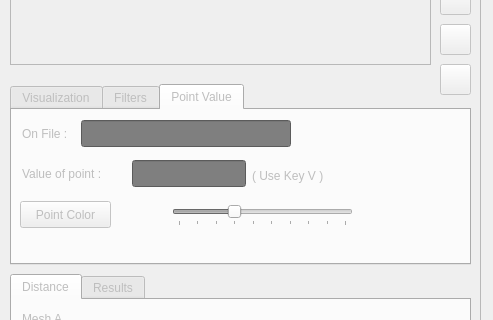
juliettepera/3DMetricTools, file 3DMeshMetric/meshMetricGui.ui: the form before one commit; both pictures show x 0 to 493 and y 145 to 465 of the 1020 by 674 pixel window.
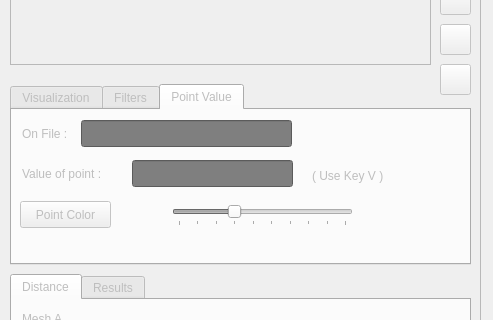
The form after the commit. The open tabs and pages were chosen to show the change. Custom widgets are drawn as their Qt base class.

Patch:
```diff
--- a/3DMeshMetric/meshMetricGui.ui
+++ b/3DMeshMetric/meshMetricGui.ui
@@ -916,7 +916,7 @@
        <rect>
         <x>120</x>
         <y>50</y>
-        <width>114</width>
+        <width>161</width>
         <height>27</height>
        </rect>
       </property>
@@ -1366,7 +1366,7 @@
        <rect>
         <x>69</x>
         <y>10</y>
-        <width>210</width>
+        <width>211</width>
         <height>27</height>
        </rect>
       </property>
@@ -1820,7 +1820,7 @@
      <widget class="QLabel" name="label_13">
       <property name="geometry">
        <rect>
-        <x>240</x>
+        <x>300</x>
         <y>40</y>
         <width>101</width>
         <height>51</height>
```
